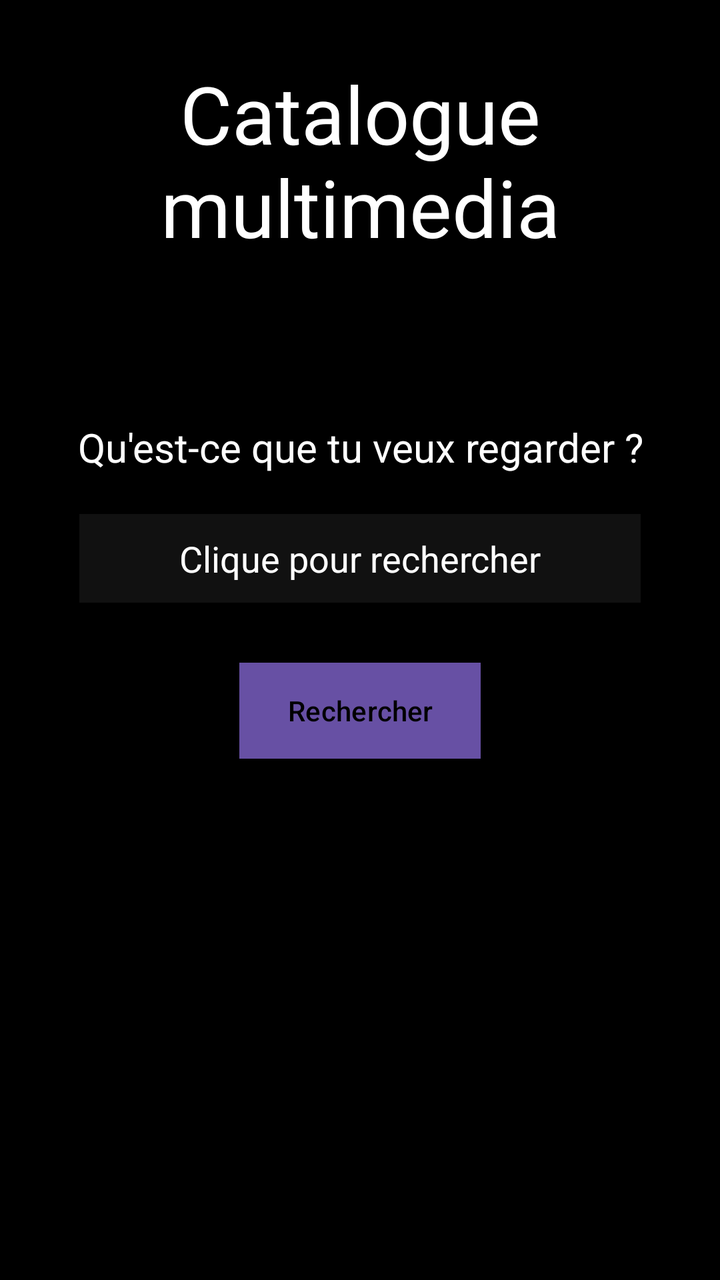
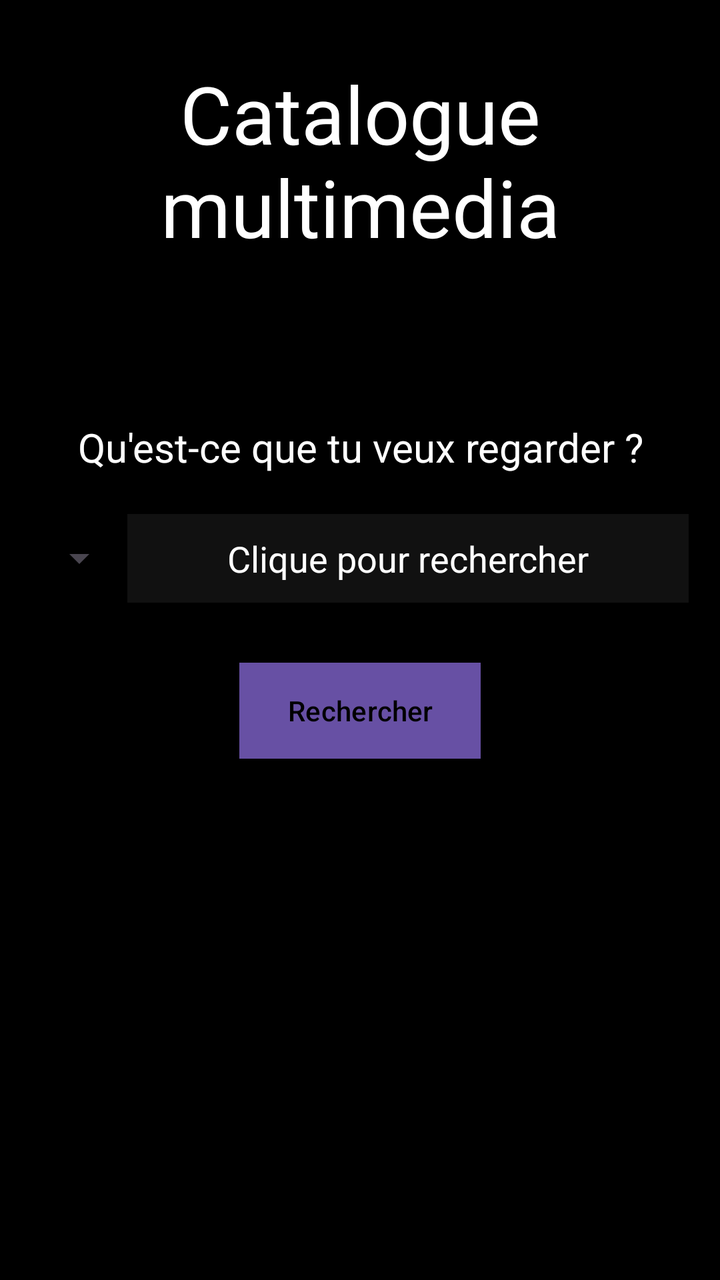

The first picture is an Android layout as it rendered before a commit; the second is the same layout after the commit. The layout source and the unified diff follow.
<!-- AndroidManifest.xml: application theme Theme.CatalogueMultimedia -->
<!-- res/layout/fragment_welcome.xml -->
<?xml version="1.0" encoding="utf-8"?>
<LinearLayout xmlns:android="http://schemas.android.com/apk/res/android"
    xmlns:tools="http://schemas.android.com/tools"
    android:layout_width="match_parent"
    android:layout_height="match_parent"
    android:orientation="vertical"
    tools:context=".WelcomeFragment"
    android:gravity="center_horizontal"
    android:background="#000000">

    <TextView
        android:layout_width="match_parent"
        android:layout_height="wrap_content"
        android:padding="30dp"
        android:textSize="40sp"
        android:textColor="#ffffff"
        android:textAlignment="center"
        android:text="@string/app_name" />

    <TextView
        android:layout_width="match_parent"
        android:layout_height="wrap_content"
        android:paddingTop="50dp"
        android:paddingBottom="20dp"
        android:textSize="20sp"
        android:textColor="#ffffff"
        android:textAlignment="center"
        android:text="Qu'est-ce que tu veux regarder ?" />

    <EditText
        android:id="@+id/searchEditText"
        android:layout_width="wrap_content"
        android:layout_height="wrap_content"
        android:paddingVertical="10dp"
        android:paddingHorizontal="50dp"
        android:textColorHint="#ffffff"
        android:background="#111111"
        android:textAlignment="center"
        android:hint="Clique pour rechercher"
        tools:ignore="InvalidId" />

    <Button
        android:id="@+id/searchButton"
        android:layout_width="wrap_content"
        android:layout_height="wrap_content"
        android:layout_marginTop="30dp"
        android:paddingHorizontal="24dp"
        android:textSize="14sp"
        android:background="#ffffff"
        android:textColor="#000000"
        android:text="Rechercher" />

</LinearLayout>
<!-- resources referenced by this layout -->
<resources>
  <string name="app_name">Catalogue multimedia</string>
  <style name="Theme.CatalogueMultimedia" parent="Base.Theme.CatalogueMultimedia" />
  <style name="Base.Theme.CatalogueMultimedia" parent="Theme.Material3.DayNight.NoActionBar">
          
          
      </style>
</resources>

<!-- the commit's change to res/layout/fragment_welcome.xml (unified diff, before → after) -->
@@ -6,6 +6,7 @@
     android:orientation="vertical"
     tools:context=".WelcomeFragment"
     android:gravity="center_horizontal"
+    android:fitsSystemWindows="true"
     android:background="#000000">
 
     <TextView
@@ -27,17 +28,28 @@
         android:textAlignment="center"
         android:text="Qu'est-ce que tu veux regarder ?" />
 
-    <EditText
-        android:id="@+id/searchEditText"
-        android:layout_width="wrap_content"
+    <LinearLayout
+        android:layout_width="match_parent"
         android:layout_height="wrap_content"
-        android:paddingVertical="10dp"
-        android:paddingHorizontal="50dp"
-        android:textColorHint="#ffffff"
-        android:background="#111111"
-        android:textAlignment="center"
-        android:hint="Clique pour rechercher"
-        tools:ignore="InvalidId" />
+        android:orientation="horizontal"
+        android:gravity="center_horizontal">
+        <Spinner
+            android:id="@+id/contentTypeSpinner"
+            android:layout_width="wrap_content"
+            android:layout_height="match_parent"
+            android:spinnerMode="dialog" />
+        <EditText
+            android:id="@+id/searchEditText"
+            android:layout_width="wrap_content"
+            android:layout_height="wrap_content"
+            android:paddingVertical="10dp"
+            android:paddingHorizontal="50dp"
+            android:textColorHint="#ffffff"
+            android:background="#111111"
+            android:textAlignment="center"
+            android:hint="Clique pour rechercher"
+            tools:ignore="InvalidId" />
+    </LinearLayout>
 
     <Button
         android:id="@+id/searchButton"
